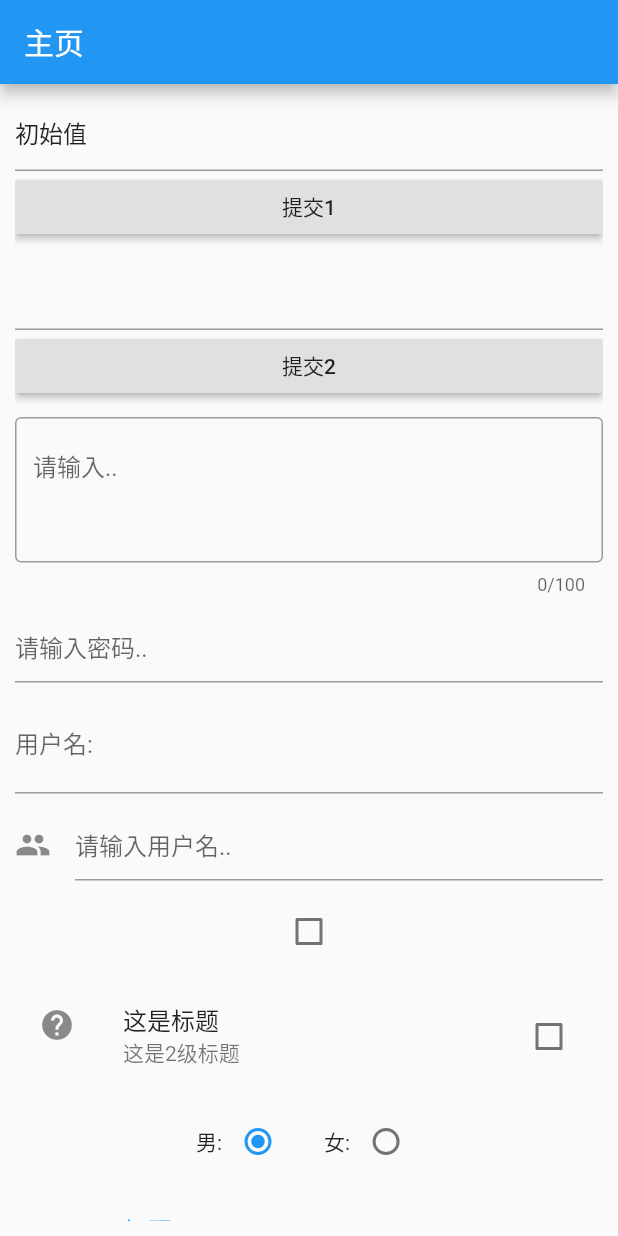
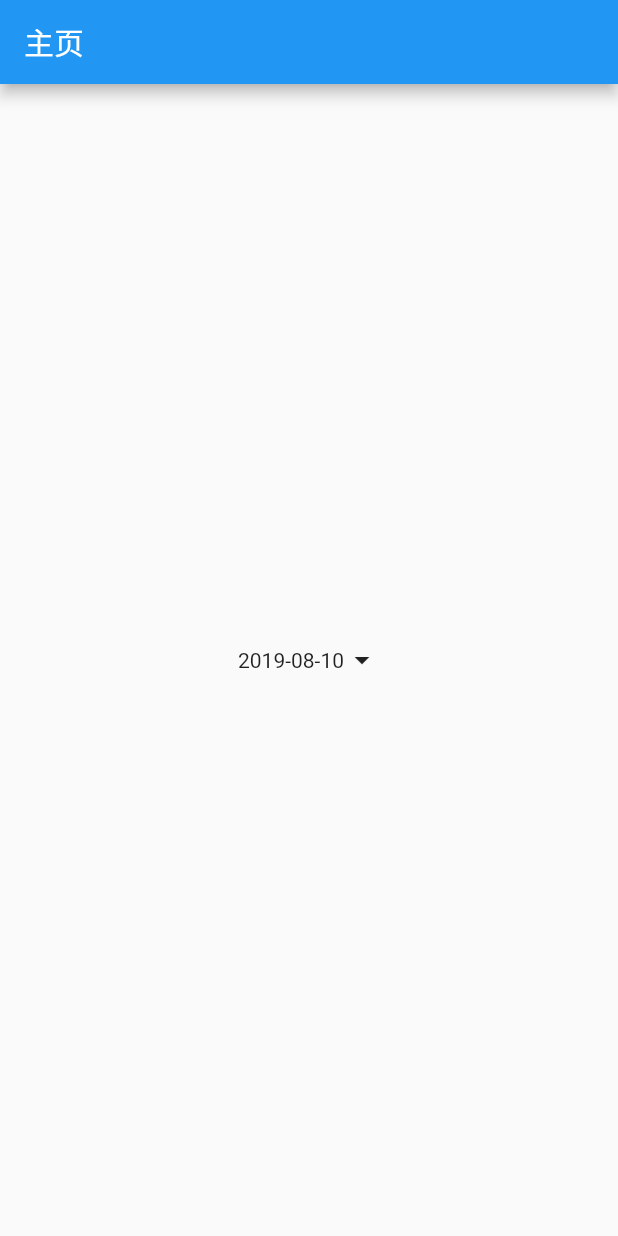
Before and after one commit to pjqdyd/Flutter-demo, a Flutter app: the screen it shows after launch, on a phone screen of 412 x 824 dp. Run offline on Flutter 3.47's test engine with Material 2 defaults, Android fonts, the phone set to English and light mode, and no system bars; our stand-ins replace date_format.

Commit message:
日期, 国际化支持

```diff
--- a/lib/main.dart
+++ b/lib/main.dart
@@ -1,5 +1,8 @@
 import 'package:flutter/material.dart';
 import 'routes/Routes.dart';
+
+//国际化
+import 'package:flutter_localizations/flutter_localizations.dart';
 
 void main() => runApp(MyApp());
 
@@ -11,7 +14,17 @@ class MyApp extends StatelessWidget {
         debugShowCheckedModeBanner: false, //去掉debug显示
         //home: HomePage(),
         initialRoute: '/', //初始化时加载的路由(HomePage主页)
-        onGenerateRoute: onGenerateRoute //调用Routes.dart中的可传参数方法
+        onGenerateRoute: onGenerateRoute, //调用Routes.dart中的可传参数方法
+
+        //国际化配置 (会根据设备更改语言)
+        localizationsDelegates: [
+          GlobalMaterialLocalizations.delegate,
+          GlobalMaterialLocalizations.delegate,
+        ],
+        supportedLocales: [
+          const Locale('zh', 'CH'),
+          const Locale('en', 'US')
+        ],
       );
   }
 }
--- a/lib/pages/Home.dart
+++ b/lib/pages/Home.dart
@@ -1,4 +1,6 @@
 import 'package:flutter/material.dart';
+
+import 'package:date_format/date_format.dart'; //第三方工具
 
 //自定义主页组件
 class HomePage extends StatefulWidget {
@@ -9,20 +11,61 @@ class HomePage extends StatefulWidget {
 
 class _HomePageState extends State<HomePage> {
 
-  //文本输出框的控制值对象 (如果有初始值就要这样写)
-  var _username = new TextEditingController();
+  var now = DateTime.now(); //获取当前日期
 
-  //或者直接定义值
-  String password;
-
-  var flag = false;
-  int sex = 1;
-  int count = 1;
+  var now_time = TimeOfDay(hour: 12, minute: 20); //定义时间
 
   @override
   void initState() {
     super.initState();
-    _username.text = "初始值";
+
+    print(now);
+
+    print(now.millisecondsSinceEpoch); //时间戳
+
+    print(DateTime.fromMillisecondsSinceEpoch(1564992543624)); //时间戳转换
+
+    //使用工具转换
+    print(formatDate(DateTime.now(), [yyyy, '年', mm, '月', dd]));
+
+    //print(now_time.format(context)); //打印时间
+  }
+
+  // //定义显示日期选框的方法
+  // _showDatePicker(context){
+  //   showDatePicker(
+  //     context: context,
+  //     initialDate: this.now,
+  //     firstDate: DateTime(1980),
+  //     lastDate: DateTime(2100),
+  //   ).then((result){ //选中日期后的回调(Future代表异步, 类似Promiss)
+  //     print(result);
+  //   });
+  // }
+
+  //定义显示日期选框的方法 (使用异步)
+  _showDatePicker(context) async{
+
+    var result = await showDatePicker(
+      context: context,
+      initialDate: this.now,
+      firstDate: DateTime(1980),
+      lastDate: DateTime(2100),
+      locale: Locale('zh')
+    );
+
+    print(result);
+
+  }
+
+  //定义显示时间的方法
+  _showTimePicker(context) async{
+     var result = await showTimePicker(
+      context: context,
+      initialTime: now_time
+    );
+
+    print(result);
   }
 
   @override
@@ -31,177 +74,28 @@ class _HomePageState extends State<HomePage> {
       appBar: AppBar(
         title: Text("主页"),
       ),
-      body: Padding(
-        padding: EdgeInsets.all(10),
-        child: ListView(
-          children: <Widget>[
+      body: Column(
+        mainAxisAlignment: MainAxisAlignment.center,
+        children: <Widget>[
 
-            TextField(//文本输入框（绑定值控制器）
-              controller: _username,
-              onChanged: (value){
-               setState(() {
-                  this._username.text = value;
-               });
-              },
-            ),
-            Container(
-              width: double.infinity, //自适应
-              child: RaisedButton(
-                child: Text("提交1"),
-                onPressed: (){
-                  print(this._username.text);
-                },
-              ),
-            ),
-            SizedBox(height: 10),
-
-            TextField(//文本输入框（直接绑定值）
-              onChanged: (value){
-               setState(() {
-                  this.password = value;
-               });
-              },
-            ),
-            Container(
-              width: double.infinity, //自适应
-              child: RaisedButton(
-                child: Text("提交2"),
-                onPressed: (){
-                  print(this.password);
-                },
-              ),
-            ),
-            SizedBox(height: 10),
-
-            TextField(//多行文本输入框
-              maxLength: 100,
-              maxLines: 3,
-              decoration: InputDecoration(
-                hintText: "请输入..",
-                border: OutlineInputBorder() //是否显示边框
-              ),
-            ),
-            SizedBox(height: 10),
-
-            TextField(//密码输入框
-              obscureText: true,
-              decoration: InputDecoration(
-                hintText: "请输入密码..",
-              ),
-            ),
-            SizedBox(height: 10),
-
-            TextField(//标签输入框
-              decoration: InputDecoration(
-                labelText: "用户名:",
-                hintText: "请输入用户名..",
-              ),
-            ),
-            SizedBox(height: 10),
-
-            TextField(//带图标输入框
-              decoration: InputDecoration(
-                icon: Icon(Icons.people),
-                hintText: "请输入用户名..",
-              ),
-            ),
-            SizedBox(height: 10),
-
-            Checkbox( //多选框
-              value: this.flag,
-              activeColor: Colors.yellow,
-              onChanged: (val){
-                setState(() {
-                 this.flag = val;
-                });
-              },
-            ),
-            SizedBox(height: 10),
-
-            CheckboxListTile( //多选框和ListTile结合
-              value: this.flag,
-              onChanged: (val){
-                setState(() {
-                 this.flag = val;
-                });
-              },
-              title: Text("这是标题"),
-              subtitle: Text("这是2级标题"),
-              secondary: Icon(Icons.help),
-            ),
-            SizedBox(height: 10),
-
-            Row(
+          InkWell( //可以点击的组件(有水波纹)
+            child:  Row(
               mainAxisAlignment: MainAxisAlignment.center,
-              children: <Widget>[ //单选框 (选框要大于1个)
-                Text("男:"),
-                Radio(
-                  value: 1,
-                  groupValue: this.sex,
-                  onChanged: (val){
-                    setState(() {
-                      this.sex = val;
-                    });
-                  },
-                ),
-                SizedBox(width: 20),
-                Text("女:"),
-                Radio(
-                  value: 2,
-                  groupValue: this.sex,
-                  onChanged: (val){
-                    setState(() {
-                      this.sex = val;
-                    });
-                  },
-                )
+              children: <Widget>[
+                Text("2019-08-10"),
+                Icon(Icons.arrow_drop_down)
               ],
             ),
-            SizedBox(height: 10),
+            onTap: (){
+                //打开日期组件
+                //this._showDatePicker(context);
 
-            RadioListTile(//单选框和ListTile结合(groupValue表示组)
-              value: 1,
-              groupValue: this.count,
-              title: Text("标题"),
-              subtitle: Text("子标题"),
-              secondary: Icon(Icons.flag),
-              selected: this.count == 1,
-              onChanged: (val){
-                setState(() {
-                  this.count = val;
-                });
-              },
-            ),
-            SizedBox(width: 20),
-            RadioListTile(
-              value: 2,
-              groupValue: this.count,
-              title: Text("标题"),
-              subtitle: Text("子标题"),
-              selected: this.count == 2,
-              secondary: Icon(Icons.flag),
-              onChanged: (val){
-                setState(() {
-                  this.count = val;
-                });
-              },
-            ),
-            SizedBox(height: 10),
-
-           Row(
-             children: <Widget>[
-              Switch( //开关
-                value: this.flag,
-                onChanged: (val){
-                  this.flag = val;
-                },
-              ),
-             ],
-           )
-
-          ],
-        ),
-      ),
+                //打开时间组件
+                this._showTimePicker(context);
+            },
+          ),
+        ],
+      )
     );
   }
 }
--- a/pubspec.yaml
+++ b/pubspec.yaml
@@ -19,10 +19,16 @@ environment:
 dependencies:
   flutter:
     sdk: flutter
+  # 国际化支持
+  flutter_localizations:
+    sdk: flutter
 
   # The following adds the Cupertino Icons font to your application.
   # Use with the CupertinoIcons class for iOS style icons.
   cupertino_icons: ^0.1.2
+
+  #日期时间格式工具
+  date_format: ^1.0.6
 
 dev_dependencies:
   flutter_test:
```
Also changed, not shown: pubspec.lock.
